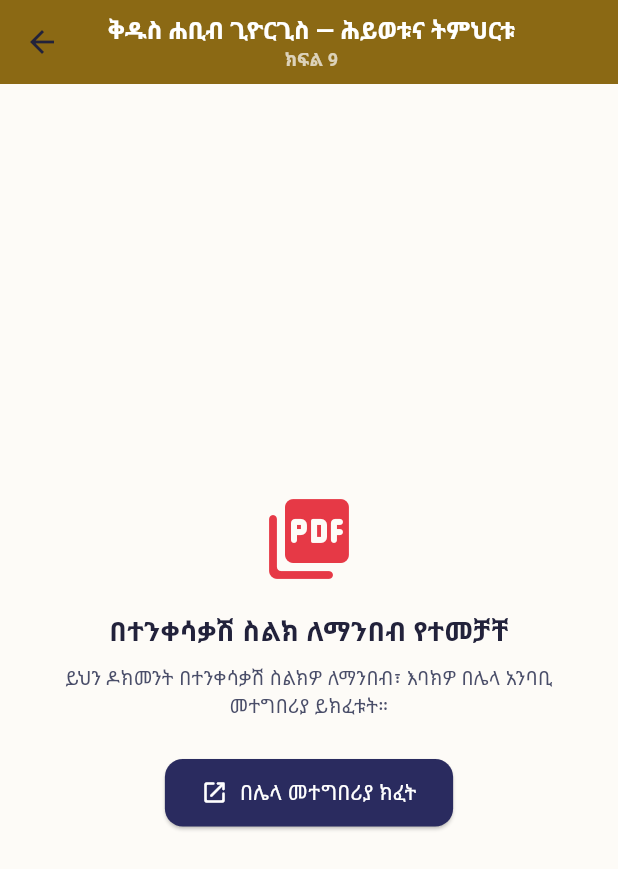
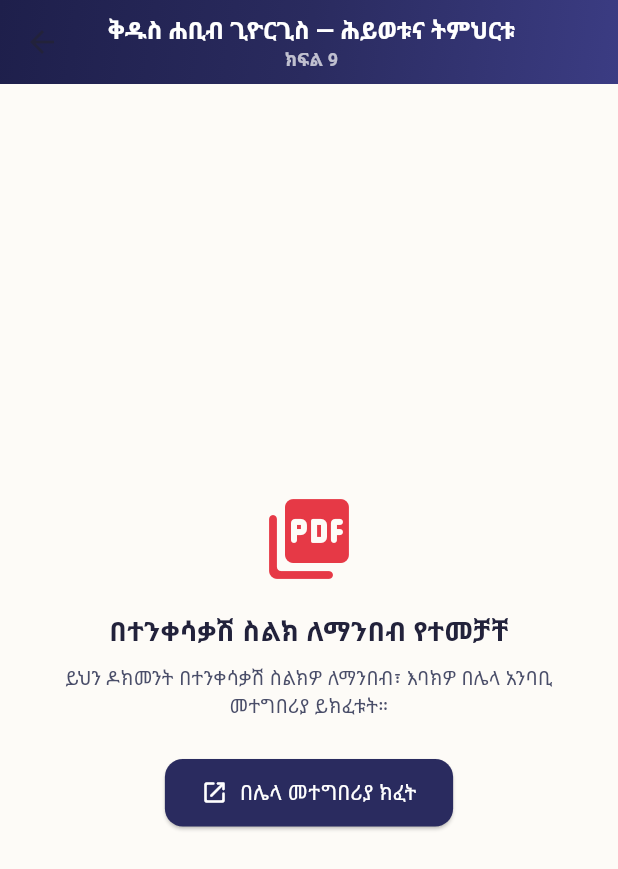
Before and after one commit to Daniel-wasihun/dekike_brhan_books, a Flutter app: the screen it shows after launch, after a tap on "ማንበብ ይጀምሩ", on a phone screen of 412 x 824 dp. Shown: the top 869 px of the screen. Run offline on Flutter 3.47's test engine with Material 3 defaults, Android fonts, the phone set to English and light mode, and no system bars; missing offline and left inert: dart:html, dart:ui_web.

Commit message:
refactor: update UI gradient themes, remove unused jni dependency, and clean up pubspec dependencies.

```diff
--- a/lib/screens/about_screen.dart
+++ b/lib/screens/about_screen.dart
@@ -22,10 +22,22 @@ class AboutScreen extends StatelessWidget {
           SliverAppBar(
             expandedHeight: 130,
             pinned: true,
-            backgroundColor: AppColors.background,
-            elevation: 0,
+            backgroundColor: AppColors.primary,
+            foregroundColor: Colors.white,
             flexibleSpace: FlexibleSpaceBar(
-              background: SafeArea(
+              background: Container(
+                decoration: const BoxDecoration(
+                  gradient: LinearGradient(
+                    colors: [
+                      Color(0xFF1E1F4B),
+                      Color(0xFF2A2B5F),
+                      Color(0xFF3B3C83),
+                    ],
+                    begin: Alignment.topLeft,
+                    end: Alignment.bottomRight,
+                  ),
+                ),
+                child: SafeArea(
                   child: Padding(
                     padding: const EdgeInsets.fromLTRB(24, 20, 24, 0),
                     child: Column(
@@ -36,7 +48,7 @@ class AboutScreen extends StatelessWidget {
                           style: AppTheme.outfit(
                             fontSize: 28,
                             fontWeight: FontWeight.w700,
-                          color: AppColors.textDark,
+                            color: Colors.white,
                           ),
                         ),
                         const SizedBox(height: 4),
@@ -44,10 +56,11 @@ class AboutScreen extends StatelessWidget {
                           'የሰንበት ትምህርት ቤት የመጻሕፍት ዝርዝር',
                           style: AppTheme.outfit(
                             fontSize: 14,
-                          color: AppColors.textMedium,
+                            color: Colors.white.withValues(alpha: 0.7),
                           ),
                         ),
                       ],
+                    ),
                   ),
                 ),
               ),
--- a/lib/screens/bookmarks_screen.dart
+++ b/lib/screens/bookmarks_screen.dart
@@ -31,9 +31,22 @@ class BookmarksScreen extends StatelessWidget {
               SliverAppBar(
                 expandedHeight: 140,
                 pinned: true,
-                backgroundColor: AppColors.background,
+                backgroundColor: AppColors.primary,
+                foregroundColor: Colors.white,
                 flexibleSpace: FlexibleSpaceBar(
-                  background: SafeArea(
+                  background: Container(
+                    decoration: const BoxDecoration(
+                      gradient: LinearGradient(
+                        colors: [
+                          Color(0xFF1E1F4B),
+                          Color(0xFF2A2B5F),
+                          Color(0xFF3B3C83),
+                        ],
+                        begin: Alignment.topLeft,
+                        end: Alignment.bottomRight,
+                      ),
+                    ),
+                    child: SafeArea(
                       child: Padding(
                         padding: const EdgeInsets.fromLTRB(24, 20, 24, 0),
                         child: Column(
@@ -44,17 +57,18 @@ class BookmarksScreen extends StatelessWidget {
                               style: AppTheme.outfit(
                                 fontSize: 28,
                                 fontWeight: FontWeight.w700,
-                              color: AppColors.textDark,
+                                color: Colors.white,
                               ),
                             ),
                             Text(
                               'በፍጥነት ለማንበብ ${bookmarked.length} ትምህርቶች ተቀምጠዋል',
                               style: AppTheme.outfit(
                                 fontSize: 14,
-                              color: AppColors.textMedium,
+                                color: Colors.white.withValues(alpha: 0.7),
                               ),
                             ),
                           ],
+                        ),
                       ),
                     ),
                   ),
--- a/lib/screens/grade_detail_screen.dart
+++ b/lib/screens/grade_detail_screen.dart
@@ -67,11 +67,11 @@ class _GradeDetailScreenState extends State<GradeDetailScreen>
     return Scaffold(
       body: CustomScrollView(
         slivers: [
-          // ─── Hero Header ─────────────────────────────────
+          // ─── Hero Header ─────────────────────────────────────────
           SliverAppBar(
             expandedHeight: 200,
             pinned: true,
-            backgroundColor: color,
+            backgroundColor: AppColors.primaryDark,
             foregroundColor: Colors.white,
             leading: IconButton(
               icon: const Icon(Icons.arrow_back_ios_new_rounded, size: 18),
@@ -97,9 +97,13 @@ class _GradeDetailScreenState extends State<GradeDetailScreen>
             ],
             flexibleSpace: FlexibleSpaceBar(
               background: Container(
-                decoration: BoxDecoration(
+                decoration: const BoxDecoration(
                   gradient: LinearGradient(
-                    colors: [color.withValues(alpha: 0.95), color],
+                    colors: [
+                      Color(0xFF1E1F4B),
+                      Color(0xFF2A2B5F),
+                      Color(0xFF3B3C83),
+                    ],
                     begin: Alignment.topLeft,
                     end: Alignment.bottomRight,
                   ),
@@ -111,6 +115,16 @@ class _GradeDetailScreenState extends State<GradeDetailScreen>
                       crossAxisAlignment: CrossAxisAlignment.start,
                       mainAxisAlignment: MainAxisAlignment.end,
                       children: [
+                        // Grade color accent bar
+                        Container(
+                          width: 40,
+                          height: 4,
+                          margin: const EdgeInsets.only(bottom: 10),
+                          decoration: BoxDecoration(
+                            color: color,
+                            borderRadius: BorderRadius.circular(2),
+                          ),
+                        ),
                         Text(
                           gradeLevel.label,
                           style: AppTheme.outfit(
@@ -122,7 +136,7 @@ class _GradeDetailScreenState extends State<GradeDetailScreen>
                         Text(
                           gradeLevel.category,
                           style: AppTheme.outfit(
-                            color: Colors.white.withValues(alpha: 0.8),
+                            color: Colors.white.withValues(alpha: 0.7),
                             fontSize: 14,
                             fontWeight: FontWeight.w400,
                           ),
--- a/lib/screens/pdf_viewer_screen.dart
+++ b/lib/screens/pdf_viewer_screen.dart
@@ -22,8 +22,17 @@ class _PdfViewerScreenState extends State<PdfViewerScreen> {
   Widget build(BuildContext context) {
     return Scaffold(
       appBar: AppBar(
-        backgroundColor: widget.themeColor,
+        backgroundColor: AppColors.primaryDark,
         foregroundColor: Colors.white,
+        flexibleSpace: Container(
+          decoration: const BoxDecoration(
+            gradient: LinearGradient(
+              colors: [Color(0xFF1E1F4B), Color(0xFF2A2B5F), Color(0xFF3B3C83)],
+              begin: Alignment.topLeft,
+              end: Alignment.bottomRight,
+            ),
+          ),
+        ),
         title: Column(
           crossAxisAlignment: CrossAxisAlignment.center,
           children: [
--- a/pubspec.yaml
+++ b/pubspec.yaml
@@ -9,7 +9,6 @@ environment:
 dependencies:
   flutter:
     sdk: flutter
-  google_fonts: ^6.2.1
   provider: ^6.1.2
   url_launcher: ^6.3.1
 
```
Also changed, not shown: pubspec.lock, 2 other files. Lines whose indentation alone changed are shown as unchanged.
